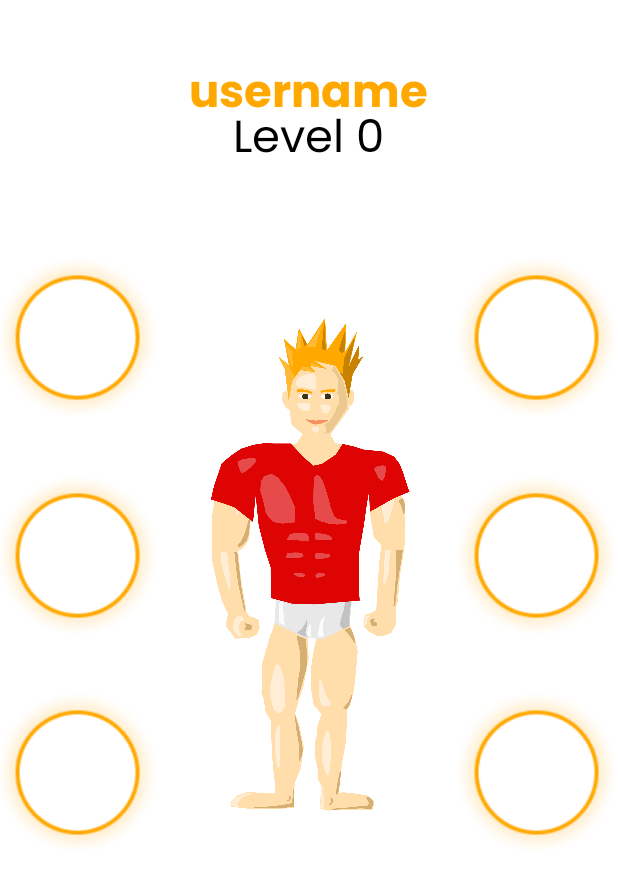
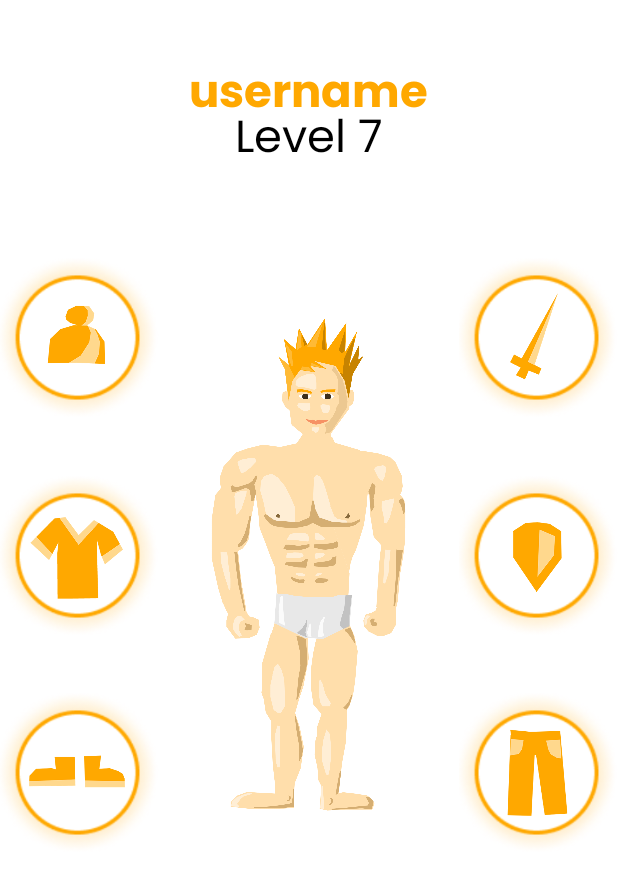
Before and after one commit to Blarc/betifi, an Android app: the layout fragment_character.xml on its own in the app's theme, with its tools: preview values and no code run, on a phone screen of 412 x 824 dp. Shown: the top 886 px of the screen. Run offline under Robolectric (Android 15) with nearby library versions, the phone set to English and light mode, and no system bars.

Commit message:
added body armor images

```diff
--- a/app/src/main/res/layout/fragment_character.xml
+++ b/app/src/main/res/layout/fragment_character.xml
@@ -22,7 +22,7 @@
     <TextView
         android:layout_width="wrap_content"
         android:layout_height="wrap_content"
-        android:text="Level 0"
+        android:text="Level 7"
         android:textSize="30dp"
         android:layout_marginTop="70dp"
         android:textAlignment="center"
@@ -44,13 +44,48 @@
             android:layout_centerHorizontal="true"/>
 
         <ImageView
+            android:id="@+id/characterImageView1"
+            android:layout_width="200dp"
+            android:layout_height="400dp"
+            android:src="@drawable/empty_character"
+            android:layout_centerHorizontal="true"/>
+
+        <ImageView
             android:id="@+id/characterImageView2"
             android:layout_width="200dp"
             android:layout_height="400dp"
-            android:src="@drawable/majca_1"
+            android:src="@drawable/empty_character"
             android:layout_centerHorizontal="true"/>
 
-        <com.caverock.androidsvg.SVGImageView
+        <ImageView
+            android:id="@+id/characterImageView3"
+            android:layout_width="200dp"
+            android:layout_height="400dp"
+            android:src="@drawable/empty_character"
+            android:layout_centerHorizontal="true"/>
+
+        <ImageView
+            android:id="@+id/characterImageView4"
+            android:layout_width="200dp"
+            android:layout_height="400dp"
+            android:src="@drawable/empty_character"
+            android:layout_centerHorizontal="true"/>
+
+        <ImageView
+            android:id="@+id/characterImageView5"
+            android:layout_width="200dp"
+            android:layout_height="400dp"
+            android:src="@drawable/empty_character"
+            android:layout_centerHorizontal="true"/>
+
+        <ImageView
+            android:id="@+id/characterImageView6"
+            android:layout_width="200dp"
+            android:layout_height="400dp"
+            android:src="@drawable/empty_character"
+            android:layout_centerHorizontal="true"/>
+
+        <ImageView
             android:id="@+id/svgImageView1"
             android:layout_width="110dp"
             android:layout_height="110dp"
@@ -58,7 +93,15 @@
             android:layout_marginRight="0dp"
             android:src="@drawable/item_sellector_elipse" />
 
-        <com.caverock.androidsvg.SVGImageView
+        <ImageView
+            android:id="@+id/svgImageView12"
+            android:layout_width="110dp"
+            android:layout_height="110dp"
+            android:layout_toLeftOf="@id/characterImageView"
+            android:layout_marginRight="0dp"
+            android:src="@drawable/hat" />
+
+        <ImageView
             android:id="@+id/svgImageView2"
             android:layout_width="110dp"
             android:layout_height="110dp"
@@ -67,7 +110,16 @@
             android:layout_marginTop="145dp"
             android:src="@drawable/item_sellector_elipse"/>
 
-        <com.caverock.androidsvg.SVGImageView
+        <ImageView
+            android:id="@+id/svgImageView22"
+            android:layout_width="110dp"
+            android:layout_height="110dp"
+            android:layout_toLeftOf="@id/characterImageView"
+            android:layout_marginRight="0dp"
+            android:layout_marginTop="145dp"
+            android:src="@drawable/shirt"/>
+
+        <ImageView
             android:id="@+id/svgImageView3"
             android:layout_width="110dp"
             android:layout_height="110dp"
@@ -76,7 +128,16 @@
             android:layout_alignParentBottom="true"
             android:src="@drawable/item_sellector_elipse"/>
 
-        <com.caverock.androidsvg.SVGImageView
+        <ImageView
+            android:id="@+id/svgImageView32"
+            android:layout_width="110dp"
+            android:layout_height="110dp"
+            android:layout_toLeftOf="@id/characterImageView"
+            android:layout_marginRight="0dp"
+            android:layout_alignParentBottom="true"
+            android:src="@drawable/shoes"/>
+
+        <ImageView
             android:id="@+id/svgImageView4"
             android:layout_width="110dp"
             android:layout_height="110dp"
@@ -84,7 +145,15 @@
             android:layout_marginRight="0dp"
             android:src="@drawable/item_sellector_elipse"/>
 
-        <com.caverock.androidsvg.SVGImageView
+        <ImageView
+            android:id="@+id/svgImageView42"
+            android:layout_width="110dp"
+            android:layout_height="110dp"
+            android:layout_toRightOf="@id/characterImageView"
+            android:layout_marginRight="0dp"
+            android:src="@drawable/armour"/>
+
+        <ImageView
             android:id="@+id/svgImageView5"
             android:layout_width="110dp"
             android:layout_height="110dp"
@@ -93,7 +162,16 @@
             android:layout_marginTop="145dp"
             android:src="@drawable/item_sellector_elipse"/>
 
-        <com.caverock.androidsvg.SVGImageView
+        <ImageView
+            android:id="@+id/svgImageView52"
+            android:layout_width="110dp"
+            android:layout_height="110dp"
+            android:layout_toRightOf="@id/characterImageView"
+            android:layout_marginRight="0dp"
+            android:layout_marginTop="145dp"
+            android:src="@drawable/shield"/>
+
+        <ImageView
             android:id="@+id/svgImageView6"
             android:layout_width="110dp"
             android:layout_height="110dp"
@@ -102,6 +180,15 @@
             android:layout_alignParentBottom="true"
             android:src="@drawable/item_sellector_elipse"/>
 
+        <ImageView
+            android:id="@+id/svgImageView62"
+            android:layout_width="110dp"
+            android:layout_height="110dp"
+            android:layout_toRightOf="@id/characterImageView"
+            android:layout_marginRight="0dp"
+            android:layout_alignParentBottom="true"
+            android:src="@drawable/pants"/>
+
     </RelativeLayout>
 
 
```
Also changed, not shown: app/src/main/res/drawable/armour.png (added), app/src/main/res/drawable/hat.png (added), app/src/main/res/drawable/pants.png (added), app/src/main/res/drawable/shield.png (added), app/src/main/res/drawable/shirt.png (added), app/src/main/res/drawable/shoes.png (added).
